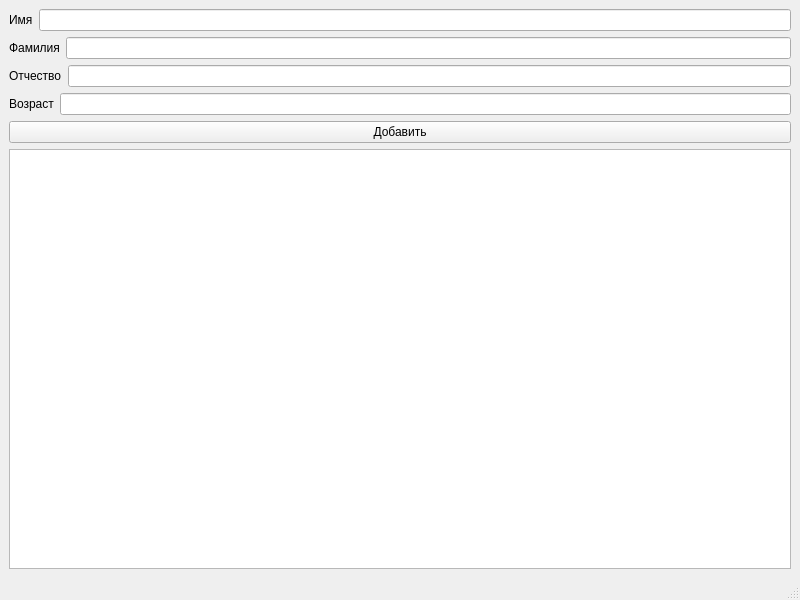
The window that clientreg.ui (robertoDeSPb/clientBaseApp) describes before a commit, drawn with Qt 5.
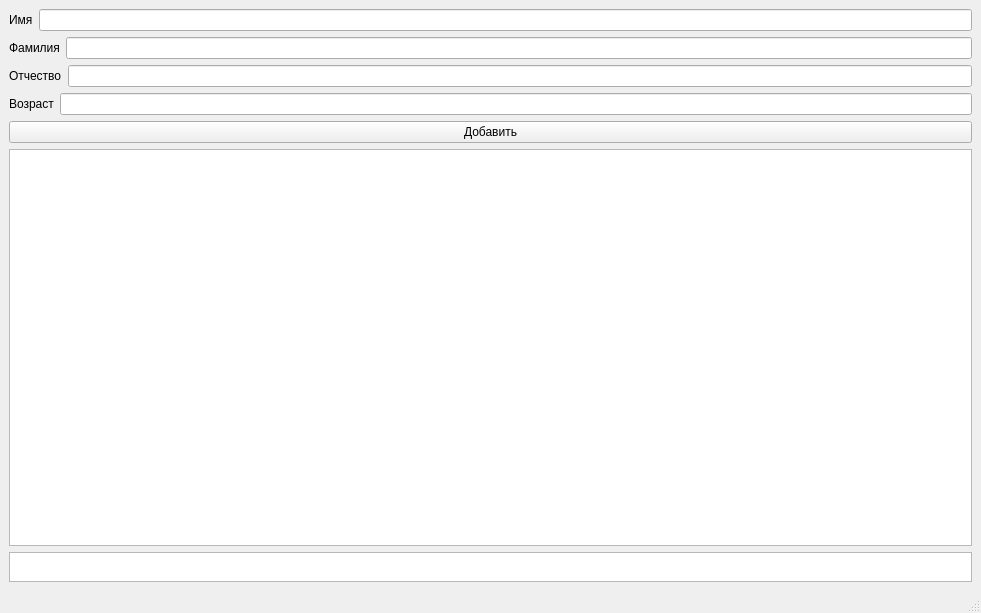
The same window after the commit.

```diff
--- a/clientreg.ui
+++ b/clientreg.ui
@@ -6,8 +6,8 @@
    <rect>
     <x>0</x>
     <y>0</y>
-    <width>800</width>
-    <height>600</height>
+    <width>981</width>
+    <height>613</height>
    </rect>
   </property>
   <property name="windowTitle">
@@ -81,6 +81,22 @@
     <item>
      <widget class="QTableView" name="tableView"/>
     </item>
+    <item>
+     <widget class="QTextBrowser" name="textBrowser">
+      <property name="sizePolicy">
+       <sizepolicy hsizetype="Expanding" vsizetype="Maximum">
+        <horstretch>0</horstretch>
+        <verstretch>0</verstretch>
+       </sizepolicy>
+      </property>
+      <property name="maximumSize">
+       <size>
+        <width>16777215</width>
+        <height>30</height>
+       </size>
+      </property>
+     </widget>
+    </item>
    </layout>
   </widget>
   <widget class="QMenuBar" name="menubar">
```
Left out of the diff: 2 changed lines with no effect on the pictures.
